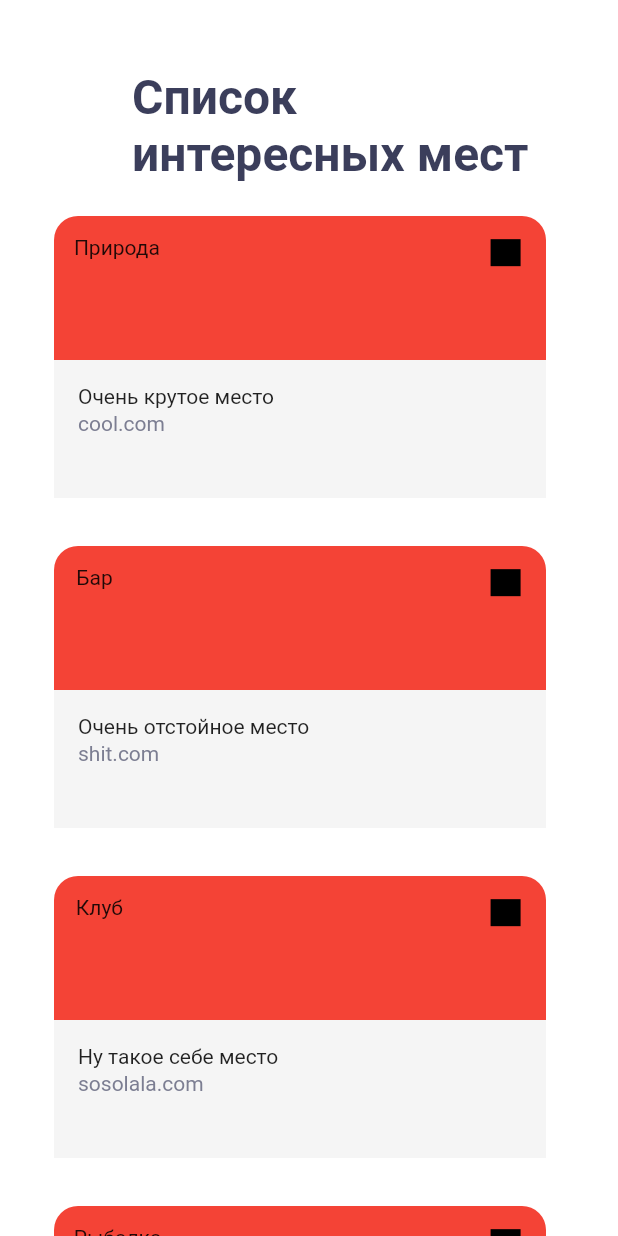
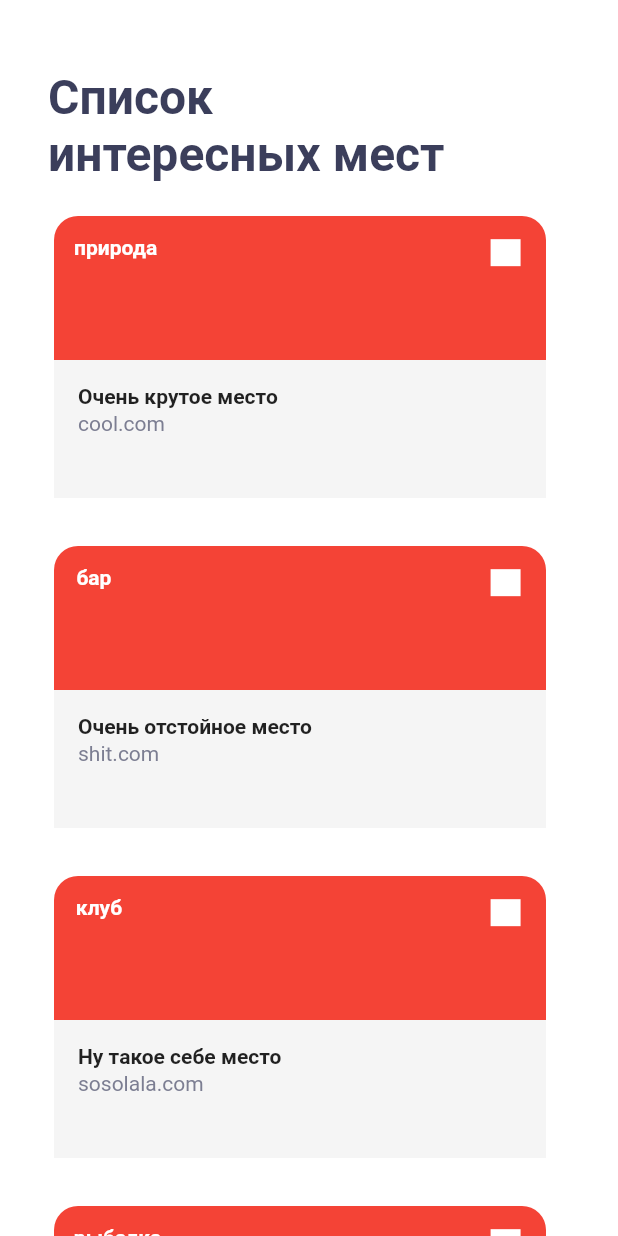
Before and after one commit to alexb82/surf-flutter-course-balashov, a Flutter app: the SightListScreen screen opened directly, on a phone screen of 412 x 824 dp. Run offline on Flutter 3.47's test engine with Material 2 defaults, Android fonts, the phone set to English and light mode, and no system bars.

Commit message:
4.3 Fonts normal

```diff
--- a/lib/UI/screen/sight_card.dart
+++ b/lib/UI/screen/sight_card.dart
@@ -16,8 +16,7 @@ class SightCard extends StatelessWidget {
             height: 96,
             decoration: BoxDecoration(
               color: Colors.red,
-            borderRadius:
-                BorderRadius.vertical(
+              borderRadius: BorderRadius.vertical(
                 top: Radius.circular(16),
               ),
             ),
@@ -25,20 +24,24 @@ class SightCard extends StatelessWidget {
               children: [
                 Align(
                   alignment: Alignment(-0.902, -0.667),
-                child: Text(sight.type),
-
+                  child: Text(
+                    sight.type.toLowerCase(),
+                    style: TextStyle(
+                      color: Colors.white,
+                      fontWeight: FontWeight.bold,
+                    ),
+                  ),
                 ),
                 Align(
-                alignment: Alignment(0.89,-0.604),
+                  alignment: Alignment(0.89, -0.604),
                   child: Container(
                     width: 20,
                     height: 18,
-                  color: Colors.black,
+                    color: Colors.white,
                   ),
                 ),
               ],
-          )
-        ),
+            )),
         Container(
           width: 328,
           height: 92,
@@ -46,20 +49,27 @@ class SightCard extends StatelessWidget {
           child: Padding(
             padding: EdgeInsets.fromLTRB(16, 16, 16, 0),
             child: Column(
-
               children: [
                 Container(
-
                   width: 296,
-                child: Text(sight.name, textAlign: TextAlign.left, ),
+                  child: Text(
+                    sight.name,
+                    textAlign: TextAlign.left,
+                    style: TextStyle(
+                      fontWeight: FontWeight.bold,
+                    ),
+                  ),
                 ),
                 Container(
                     width: 296,
                     margin: EdgeInsets.only(
                       top: 2,
                     ),
-                child: Text(sight.url, textAlign: TextAlign.left,style: TextStyle(color: Color(0xFF7C7E92)), )
-              )
+                    child: Text(
+                      sight.url,
+                      textAlign: TextAlign.left,
+                      style: TextStyle(color: Color(0xFF7C7E92)),
+                    ))
               ],
             ),
           ),
--- a/lib/main.dart
+++ b/lib/main.dart
@@ -1,5 +1,6 @@
 import 'package:flutter/material.dart';
 import 'package:places/UI/screen/sightdetails.dart';
+import 'package:places/UI/screen/sight_list_screen.dart';
 import 'package:places/mocks.dart';
 
 void main() {
@@ -12,7 +13,7 @@ class App extends StatelessWidget {
     return MaterialApp(
       title: "Task 3.5!",
       home: Material(
-        child: SightDetails(mocks[0]),
+        child: SightListScreen(),
       ),
     );
   }
```
Also changed, not shown: lib/UI/screen/sightdetails.dart (+4 -3 lines). Lines whose indentation alone changed are shown as unchanged.
